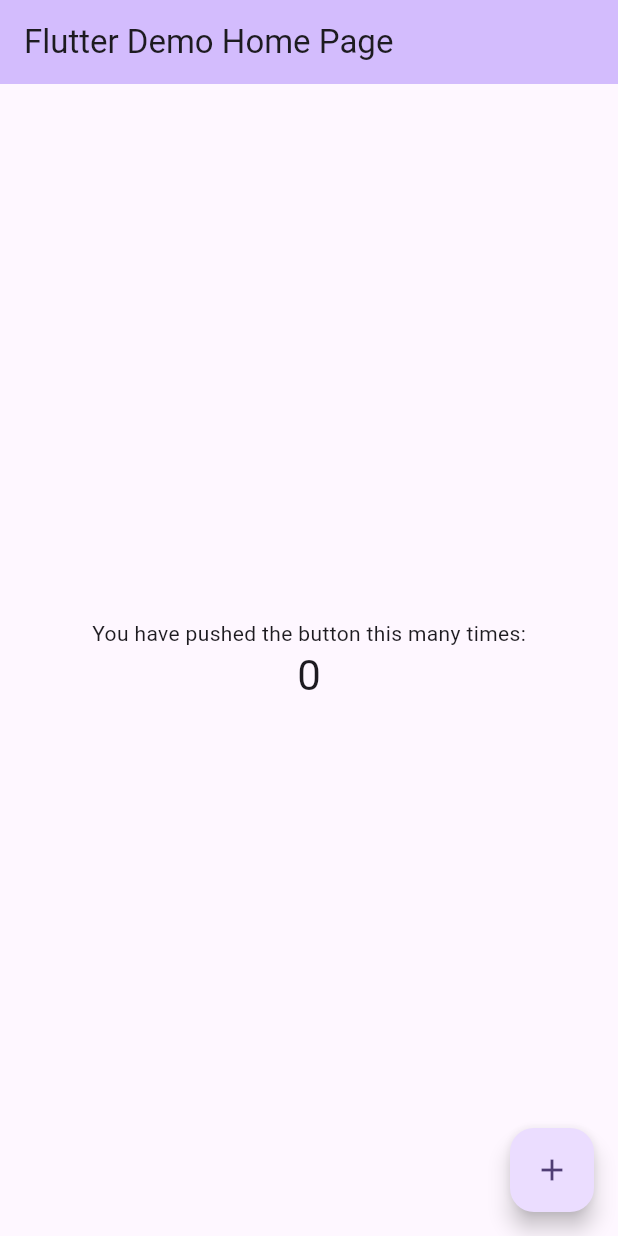
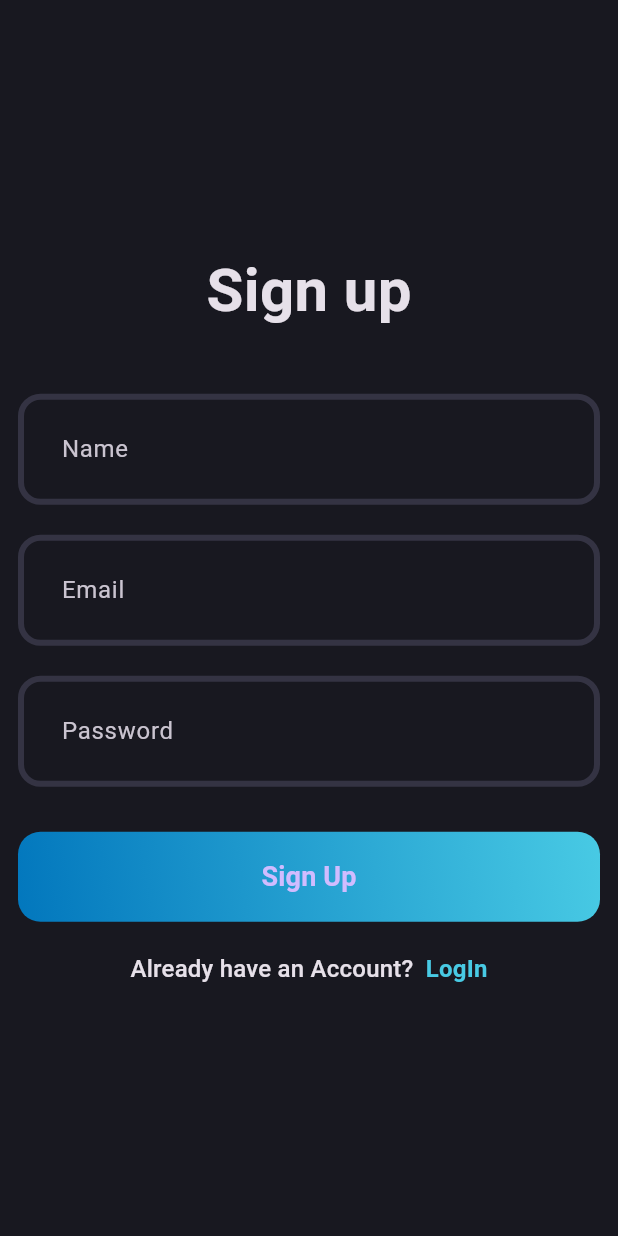
Before and after one commit to AmitAswal-lab/Flutter-blog-app, a Flutter app: the screen it shows after launch, on a phone screen of 412 x 824 dp. Run offline on Flutter 3.47's test engine with Material 3 defaults, Android fonts, the light colour scheme and no system bars.

Commit message:
Added SignUp UI

```diff
--- /dev/null
+++ b/lib/core/theme/app_pallete.dart
@@ -0,0 +1,13 @@
+import 'package:flutter/material.dart';
+
+class AppPallete {
+  static const Color backgroundColor = Color.fromRGBO(24, 24, 32, 1);
+  static const Color gradient1 = Color.fromRGBO(2, 119, 189, 1);
+  static const Color gradient2 = Color.fromRGBO(0, 150, 136, 1);
+  static const Color gradient3 = Color.fromRGBO(72, 202, 228, 1);
+  static const Color borderColor = Color.fromRGBO(52, 51, 67, 1);
+  static const Color whiteColor = Colors.white;
+  static const Color greyColor = Colors.grey;
+  static const Color errorColor = Colors.redAccent;
+  static const Color transparentColor = Colors.transparent;
+}
--- /dev/null
+++ b/lib/core/theme/app_theme.dart
@@ -0,0 +1,17 @@
+import 'package:bloc_app_clean_solidp_bloc/core/theme/app_pallete.dart';
+import 'package:flutter/material.dart';
+
+class AppTheme {
+  static _border([Color color = AppPallete.borderColor]) => OutlineInputBorder(
+    borderRadius: BorderRadius.circular(15),
+    borderSide: BorderSide(color: color, width: 4),
+  );
+  static final darkTheme = ThemeData.dark().copyWith(
+    scaffoldBackgroundColor: AppPallete.backgroundColor,
+    inputDecorationTheme: InputDecorationTheme(
+      contentPadding: EdgeInsets.all(25),
+      enabledBorder: _border(),
+      focusedBorder: _border(AppPallete.gradient1),
+    ),
+  );
+}
--- /dev/null
+++ b/lib/feature/auth/presentation/screens/signup_screen.dart
@@ -0,0 +1,59 @@
+import 'package:bloc_app_clean_solidp_bloc/core/theme/app_pallete.dart';
+import 'package:bloc_app_clean_solidp_bloc/feature/auth/presentation/widgets/auth_button.dart';
+import 'package:bloc_app_clean_solidp_bloc/feature/auth/presentation/widgets/auth_field.dart';
+import 'package:flutter/material.dart';
+
+class SignupScreen extends StatefulWidget {
+  const SignupScreen({super.key});
+
+  @override
+  State<SignupScreen> createState() => _SignupScreenState();
+}
+
+class _SignupScreenState extends State<SignupScreen> {
+  @override
+  Widget build(BuildContext context) {
+    return Scaffold(
+      body: Center(
+        child: Padding(
+          padding: const EdgeInsets.all(12.0),
+          child: SingleChildScrollView(
+            child: Column(
+              children: [
+                Text(
+                  'Sign up',
+                  style: TextStyle(fontSize: 40, fontWeight: FontWeight.bold),
+                ),
+                SizedBox(height: 40),
+                AuthField(hintText: 'Name'),
+                SizedBox(height: 20),
+                AuthField(hintText: 'Email'),
+                SizedBox(height: 20),
+                AuthField(hintText: 'Password'),
+                SizedBox(height: 30),
+                AuthButton(),
+                SizedBox(height: 20),
+                RichText(
+                  text: TextSpan(
+                    text: 'Already have an Account?  ',
+                    style: Theme.of(context).textTheme.titleMedium,
+                    children: [
+                      TextSpan(
+                        text: 'LogIn',
+                        style: Theme.of(context).textTheme.titleMedium!
+                            .copyWith(
+                              color: AppPallete.gradient3,
+                              fontWeight: FontWeight.bold,
+                            ),
+                      ),
+                    ],
+                  ),
+                ),
+              ],
+            ),
+          ),
+        ),
+      ),
+    );
+  }
+}
--- /dev/null
+++ b/lib/feature/auth/presentation/widgets/auth_button.dart
@@ -0,0 +1,32 @@
+import 'package:bloc_app_clean_solidp_bloc/core/theme/app_pallete.dart';
+import 'package:flutter/material.dart';
+
+class AuthButton extends StatelessWidget {
+  const AuthButton({super.key});
+
+  @override
+  Widget build(BuildContext context) {
+    return Container(
+      decoration: BoxDecoration(
+        borderRadius: BorderRadius.circular(15),
+        gradient: LinearGradient(
+          colors: [AppPallete.gradient1, AppPallete.gradient3],
+          begin: Alignment.bottomLeft,
+          end: Alignment.topRight,
+        ),
+      ),
+      child: ElevatedButton(
+        onPressed: () {},
+        style: ElevatedButton.styleFrom(
+          minimumSize: const Size(double.infinity, 60),
+          backgroundColor: AppPallete.transparentColor,
+          shadowColor: AppPallete.transparentColor,
+        ),
+        child: Text(
+          'Sign Up',
+          style: TextStyle(fontSize: 18, fontWeight: FontWeight.bold),
+        ),
+      ),
+    );
+  }
+}
--- /dev/null
+++ b/lib/feature/auth/presentation/widgets/auth_field.dart
@@ -0,0 +1,11 @@
+import 'package:flutter/material.dart';
+
+class AuthField extends StatelessWidget {
+  const AuthField({super.key, required this.hintText});
+  final String hintText;
+
+  @override
+  Widget build(BuildContext context) {
+    return TextFormField(decoration: InputDecoration(hintText: hintText));
+  }
+}
--- a/lib/main.dart
+++ b/lib/main.dart
@@ -1,3 +1,5 @@
+import 'package:bloc_app_clean_solidp_bloc/core/theme/app_theme.dart';
+import 'package:bloc_app_clean_solidp_bloc/feature/auth/presentation/screens/signup_screen.dart';
 import 'package:flutter/material.dart';
 
 void main() {
@@ -11,112 +13,10 @@ class MyApp extends StatelessWidget {
   @override
   Widget build(BuildContext context) {
     return MaterialApp(
-      title: 'Flutter Demo',
-      theme: ThemeData(
-        // This is the theme of your application.
-        //
-        // TRY THIS: Try running your application with "flutter run". You'll see
-        // the application has a purple toolbar. Then, without quitting the app,
-        // try changing the seedColor in the colorScheme below to Colors.green
-        // and then invoke "hot reload" (save your changes or press the "hot
-        // reload" button in a Flutter-supported IDE, or press "r" if you used
-        // the command line to start the app).
-        //
-        // Notice that the counter didn't reset back to zero; the application
-        // state is not lost during the reload. To reset the state, use hot
-        // restart instead.
-        //
-        // This works for code too, not just values: Most code changes can be
-        // tested with just a hot reload.
-        colorScheme: ColorScheme.fromSeed(seedColor: Colors.deepPurple),
-      ),
-      home: const MyHomePage(title: 'Flutter Demo Home Page'),
+      debugShowCheckedModeBanner: false,
+      title: 'blog App',
+      theme: AppTheme.darkTheme,
+      home: SignupScreen(),
     );
   }
 }
-
-class MyHomePage extends StatefulWidget {
-  const MyHomePage({super.key, required this.title});
-
-  // This widget is the home page of your application. It is stateful, meaning
-  // that it has a State object (defined below) that contains fields that affect
-  // how it looks.
-
-  // This class is the configuration for the state. It holds the values (in this
-  // case the title) provided by the parent (in this case the App widget) and
-  // used by the build method of the State. Fields in a Widget subclass are
-  // always marked "final".
-
-  final String title;
-
-  @override
-  State<MyHomePage> createState() => _MyHomePageState();
-}
-
-class _MyHomePageState extends State<MyHomePage> {
-  int _counter = 0;
-
-  void _incrementCounter() {
-    setState(() {
-      // This call to setState tells the Flutter framework that something has
-      // changed in this State, which causes it to rerun the build method below
-      // so that the display can reflect the updated values. If we changed
-      // _counter without calling setState(), then the build method would not be
-      // called again, and so nothing would appear to happen.
-      _counter++;
-    });
-  }
-
-  @override
-  Widget build(BuildContext context) {
-    // This method is rerun every time setState is called, for instance as done
-    // by the _incrementCounter method above.
-    //
-    // The Flutter framework has been optimized to make rerunning build methods
-    // fast, so that you can just rebuild anything that needs updating rather
-    // than having to individually change instances of widgets.
-    return Scaffold(
-      appBar: AppBar(
-        // TRY THIS: Try changing the color here to a specific color (to
-        // Colors.amber, perhaps?) and trigger a hot reload to see the AppBar
-        // change color while the other colors stay the same.
-        backgroundColor: Theme.of(context).colorScheme.inversePrimary,
-        // Here we take the value from the MyHomePage object that was created by
-        // the App.build method, and use it to set our appbar title.
-        title: Text(widget.title),
-      ),
-      body: Center(
-        // Center is a layout widget. It takes a single child and positions it
-        // in the middle of the parent.
-        child: Column(
-          // Column is also a layout widget. It takes a list of children and
-          // arranges them vertically. By default, it sizes itself to fit its
-          // children horizontally, and tries to be as tall as its parent.
-          //
-          // Column has various properties to control how it sizes itself and
-          // how it positions its children. Here we use mainAxisAlignment to
-          // center the children vertically; the main axis here is the vertical
-          // axis because Columns are vertical (the cross axis would be
-          // horizontal).
-          //
-          // TRY THIS: Invoke "debug painting" (choose the "Toggle Debug Paint"
-          // action in the IDE, or press "p" in the console), to see the
-          // wireframe for each widget.
-          mainAxisAlignment: MainAxisAlignment.center,
-          children: <Widget>[
-            const Text('You have pushed the button this many times:'),
-            Text(
-              '$_counter',
-              style: Theme.of(context).textTheme.headlineMedium,
-            ),
-          ],
-        ),
-      ),
-      floatingActionButton: FloatingActionButton(
-        onPressed: _incrementCounter,
-        tooltip: 'Increment',
-        child: const Icon(Icons.add),
-      ), // This trailing comma makes auto-formatting nicer for build methods.
-    );
-  }
-}
```
